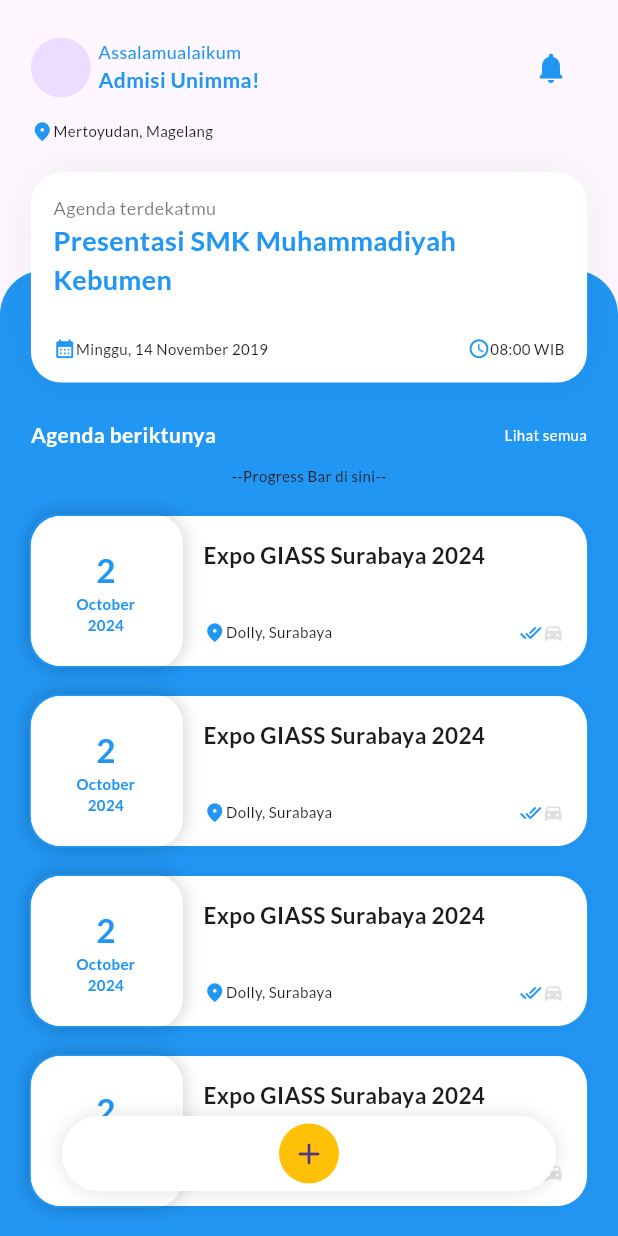
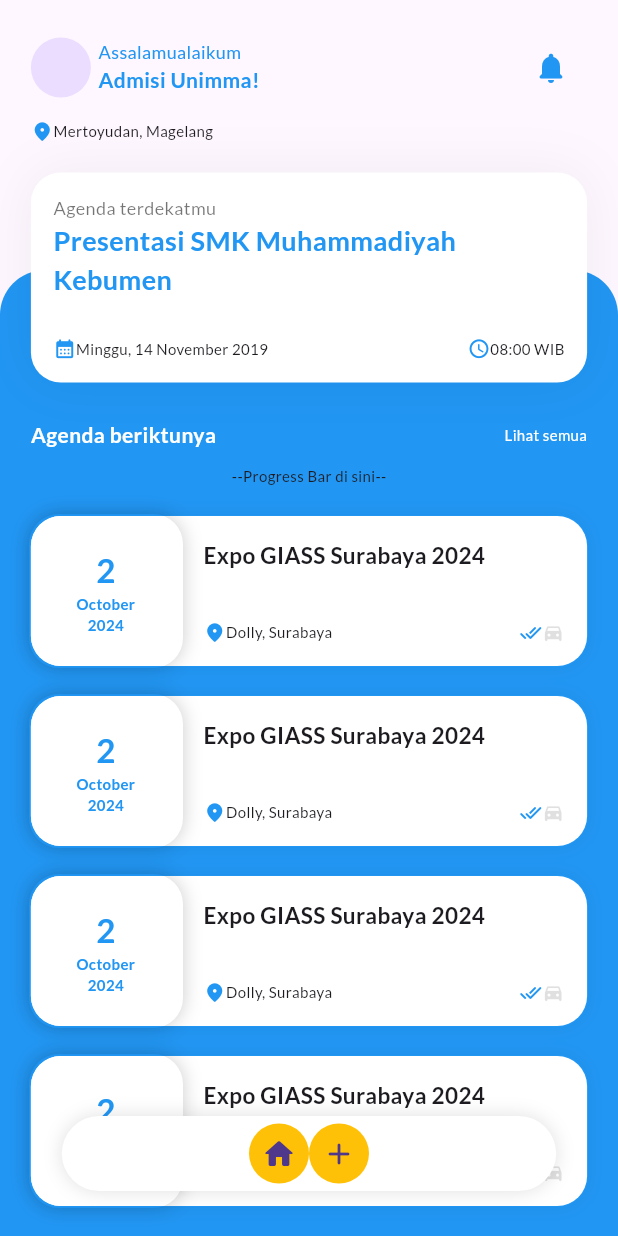
Before and after one commit to hudagraphy/markethink, a Flutter app: the screen it shows after launch, on a phone screen of 412 x 824 dp. Run offline on Flutter 3.47's test engine with Material 3 defaults, Android fonts, the light colour scheme and no system bars; our stand-ins replace animated_bottom_navigation_bar, google_fonts.

Commit message:
Nabar sudah clickable

```diff
--- a/lib/beranda.dart
+++ b/lib/beranda.dart
@@ -171,7 +171,7 @@
 }
 
 class _NavigasiBarState extends State<NavigasiBar> {
-  final List<IconData> iconNavigasi = [Icons.add_rounded];
+  final List<IconData> iconNavigasi = [Icons.home_rounded, Icons.add_rounded];
 
   @override
   Widget build(BuildContext context) {
```
